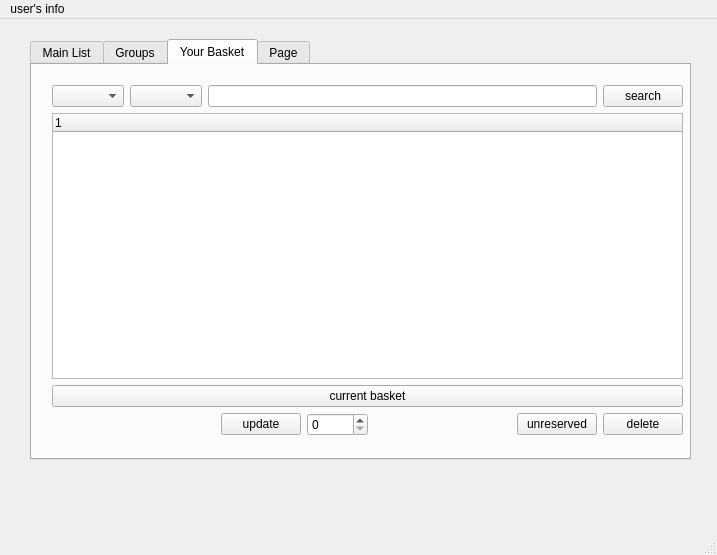
First picture: the form in Store/main_page.ui, repository Mitraaaaa/Store, before the edit.
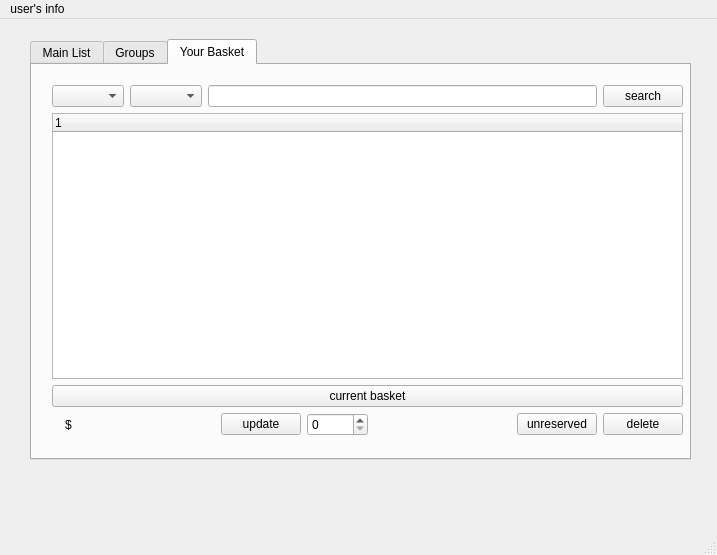
Second picture: the form after the edit. The open tabs and pages were chosen to show the change. Icons and pictures are not drawn.

Commit message: Enable total price in my basket tab3'

Diff of the .ui file:
```diff
--- a/Store/main_page.ui
+++ b/Store/main_page.ui
@@ -366,7 +366,7 @@
          <item>
           <widget class="QLabel" name="label">
            <property name="text">
-            <string/>
+            <string extracomment="total price">$</string>
            </property>
           </widget>
          </item>
@@ -432,11 +432,6 @@
       </layout>
      </widget>
     </widget>
-    <widget class="QWidget" name="widget">
-     <attribute name="title">
-      <string>Page</string>
-     </attribute>
-    </widget>
    </widget>
   </widget>
   <widget class="QMenuBar" name="menubar">
```
Left out of the diff: 11 changed lines with no effect on the pictures. The commit also changes 8 other files.
